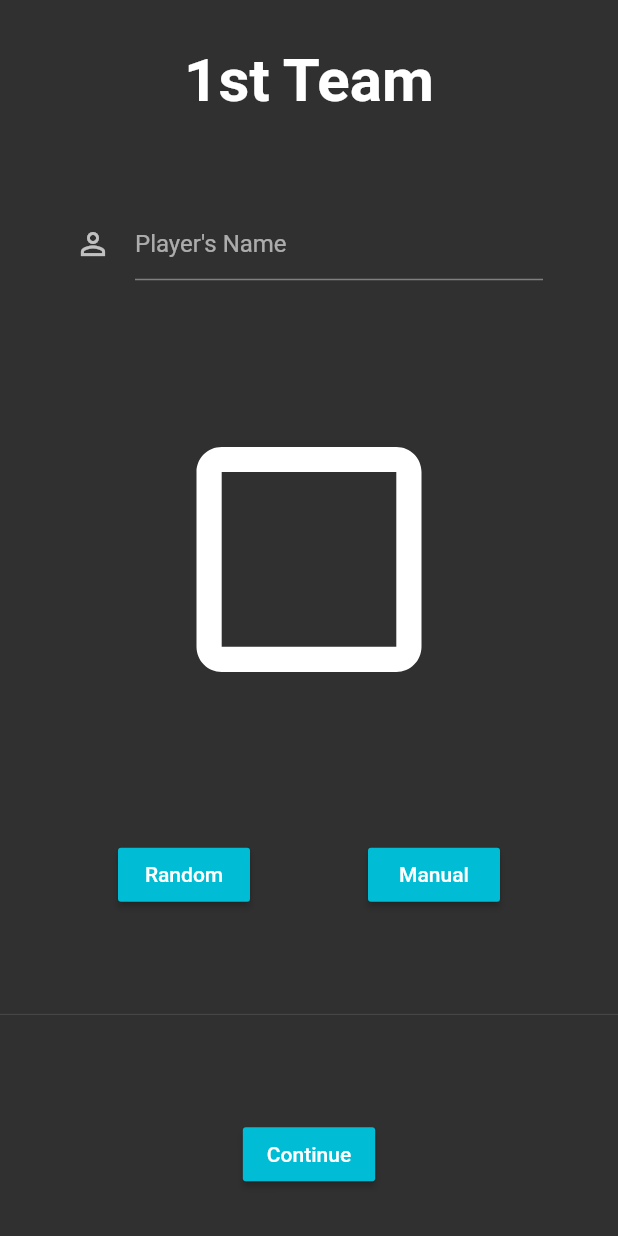
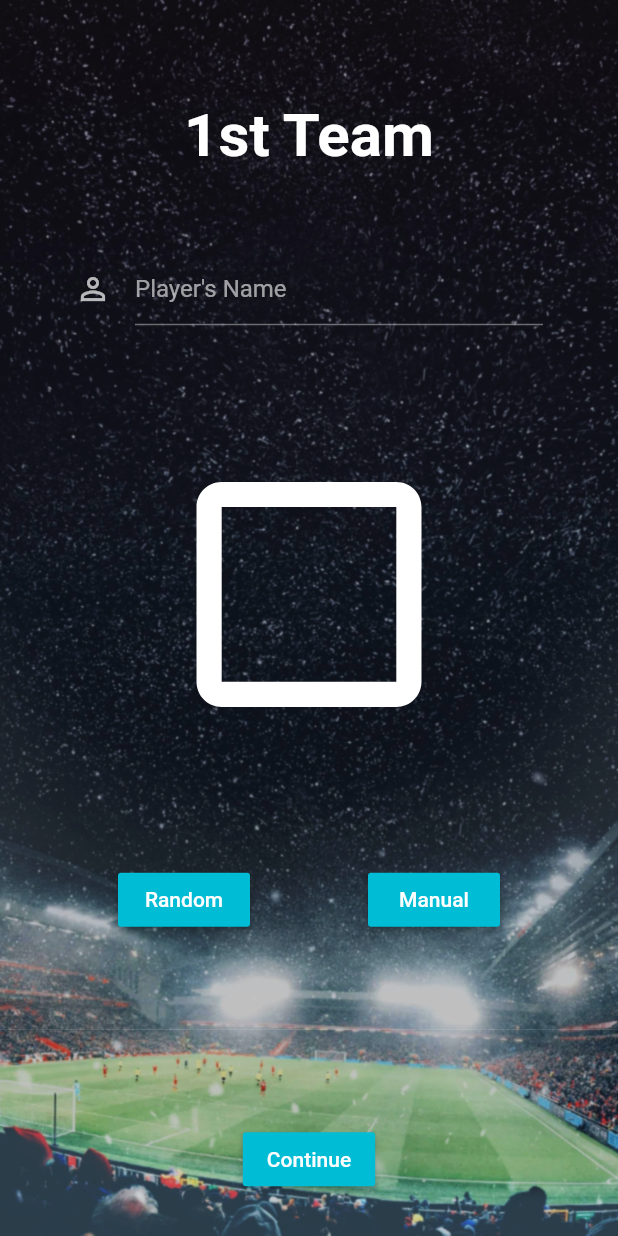
Before and after one commit to Milad9A/Picki, a Flutter app: the screen it shows after launch, on a phone screen of 412 x 824 dp. Run offline on Flutter 3.47's test engine with Material 2 defaults, Android fonts, the phone set to English and light mode, and no system bars; our stand-ins replace flutter_spinkit.

Commit message:
Added background image to the picking_screen

```diff
--- a/lib/screens/picking_screen.dart
+++ b/lib/screens/picking_screen.dart
@@ -1,4 +1,5 @@
 import 'dart:math';
+import 'dart:ui';
 
 import 'package:flutter/material.dart';
 import 'package:picki/screens/result_screen.dart';
@@ -30,16 +31,34 @@ class _PickingScreenState extends State<PickingScreen> {
   final secondPlayerController = TextEditingController();
   @override
   Widget build(BuildContext context) {
-    return Scaffold(
+    return Stack(children: <Widget>[
+      Container(
+        constraints: BoxConstraints.expand(),
+        child: Image.asset(
+          'images/backgroundImage.jpg',
+          fit: BoxFit.cover,
+        ),
+      ),
+      Positioned.fill(
+        child: BackdropFilter(
+          filter: ImageFilter.blur(
+            sigmaX: 0.5,
+            sigmaY: 0.5,
+          ),
+          child: Scaffold(
+            backgroundColor: Colors.black12,
             body: Container(
               child: Column(
                 mainAxisAlignment: MainAxisAlignment.spaceAround,
                 children: <Widget>[
-            Text(
+                  Padding(
+                    padding: const EdgeInsets.only(top: 40.0),
+                    child: Text(
                       widget.screenNumber == 1 ? '1st Team' : '2nd Team',
                       style: TextStyle(
                         fontSize: 40.0,
                         fontWeight: FontWeight.bold,
+                      ),
                     ),
                   ),
                   Padding(
@@ -130,6 +149,9 @@ class _PickingScreenState extends State<PickingScreen> {
                 ],
               ),
             ),
-    );
+          ),
+        ),
+      ),
+    ]);
   }
 }
--- a/pubspec.yaml
+++ b/pubspec.yaml
@@ -24,3 +24,4 @@ flutter:
 
   assets:
     - images/Teams/
+    - images/backgroundImage.jpg
```
Also changed, not shown: images/backgroundImage.jpg (added). Lines whose indentation alone changed are shown as unchanged.
